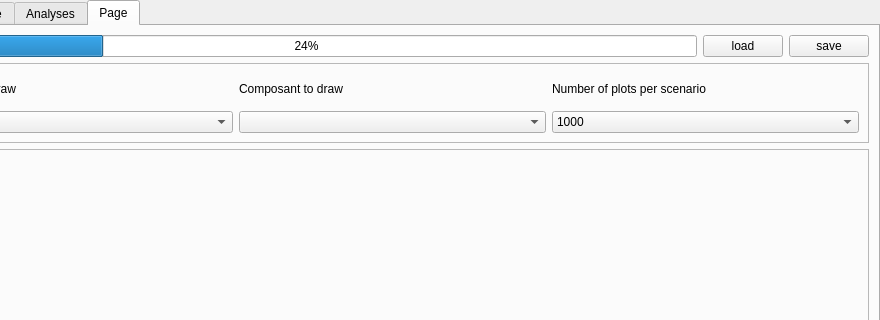
Old version of the form python_interface/uis/Project.ui in the repository cbgp/diyabc; both pictures show x 95 to 975 and y 0 to 320 of the 975 by 810 pixel window.
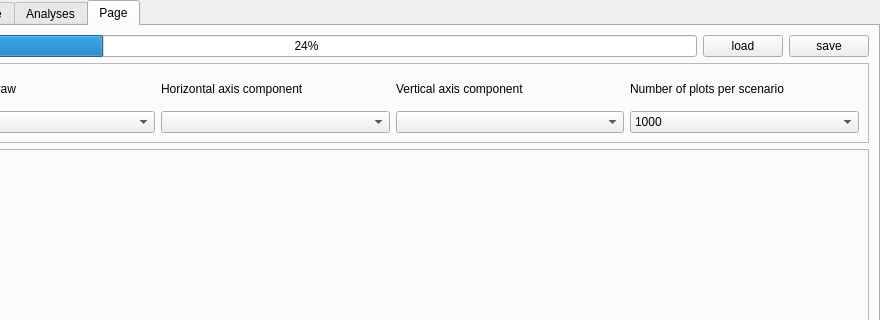
New version of the form.

```diff
--- a/python_interface/uis/Project.ui
+++ b/python_interface/uis/Project.ui
@@ -1015,11 +1015,11 @@
        <item row="0" column="1">
         <widget class="QLabel" name="label_3">
          <property name="text">
-          <string>Composant to draw</string>
+          <string>Horizontal axis component</string>
          </property>
         </widget>
        </item>
-       <item row="0" column="2">
+       <item row="0" column="3">
         <widget class="QLabel" name="label_5">
          <property name="text">
           <string>Number of plots per scenario</string>
@@ -1032,7 +1032,7 @@
        <item row="1" column="1">
         <widget class="QComboBox" name="compoCombo"/>
        </item>
-       <item row="1" column="2">
+       <item row="1" column="3">
         <widget class="QComboBox" name="nbpCombo">
          <item>
           <property name="text">
@@ -1061,6 +1061,16 @@
          </item>
         </widget>
        </item>
+       <item row="0" column="2">
+        <widget class="QLabel" name="label_7">
+         <property name="text">
+          <string>Vertical axis component</string>
+         </property>
+        </widget>
+       </item>
+       <item row="1" column="2">
+        <widget class="QComboBox" name="compoVCombo"/>
+       </item>
       </layout>
      </widget>
     </item>
```
Left out of the diff: 2 changed lines with no effect on the pictures.
